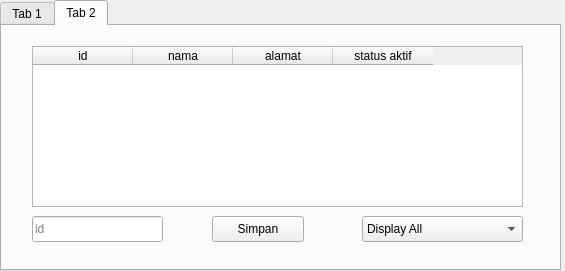
Old version of the form ui/main_window.ui in the repository selesdepselesnul/pyqt_crud.
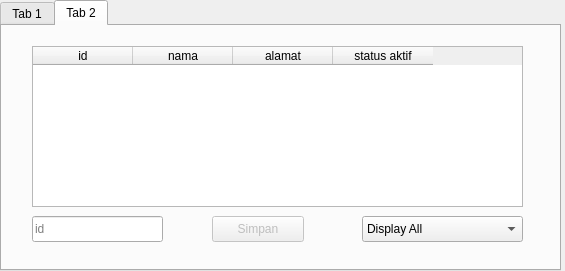
New version of the form.

Commit message: add color indicator

```diff
--- a/ui/main_window.ui
+++ b/ui/main_window.ui
@@ -158,7 +158,10 @@
       </property>
      </item>
     </widget>
-    <widget class="QPushButton" name="saveButton">
+    <widget class="QPushButton" name="savedButton">
+     <property name="enabled">
+      <bool>false</bool>
+     </property>
      <property name="geometry">
       <rect>
        <x>210</x>
@@ -170,6 +173,15 @@
      <property name="text">
       <string>Simpan</string>
      </property>
+     <property name="checkable">
+      <bool>false</bool>
+     </property>
+     <property name="default">
+      <bool>false</bool>
+     </property>
+     <property name="flat">
+      <bool>false</bool>
+     </property>
     </widget>
    </widget>
   </widget>
```
The commit also changes 2 other files.
